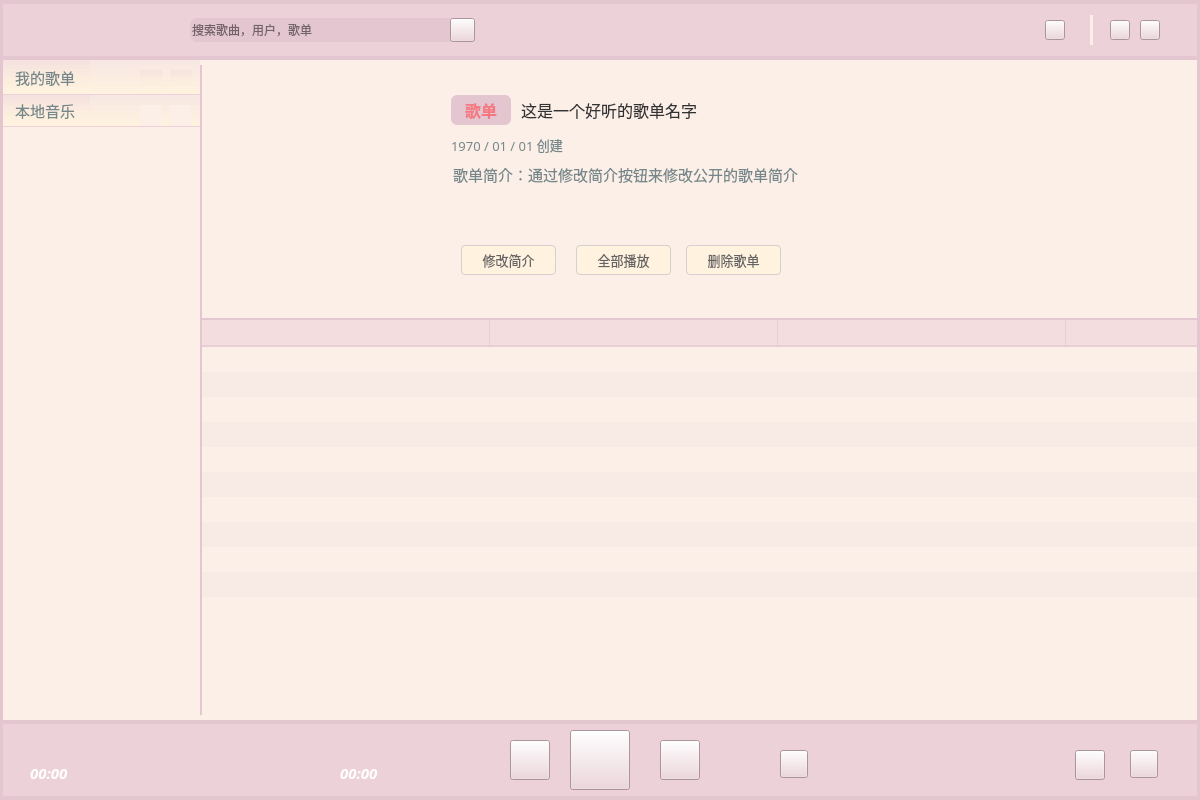
Old version of the form ui/Main.ui in the repository MyEternalMoon/PyQt_mp3Player.
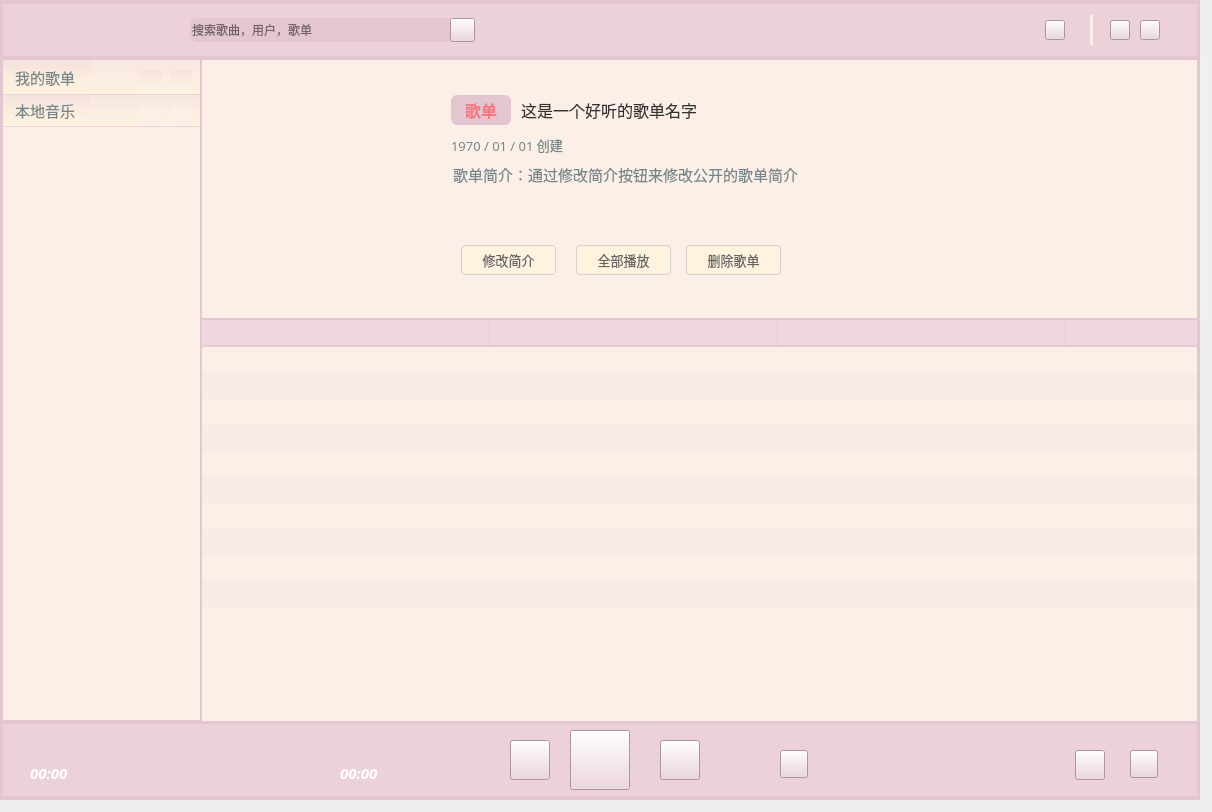
New version of the form. Icons and pictures are not drawn.

Diff of the .ui file:
```diff
--- a/ui/Main.ui
+++ b/ui/Main.ui
@@ -6,8 +6,8 @@
    <rect>
     <x>0</x>
     <y>0</y>
-    <width>1200</width>
-    <height>800</height>
+    <width>1212</width>
+    <height>812</height>
    </rect>
   </property>
   <property name="minimumSize">
@@ -28,8 +28,7 @@
   </property>
   <widget class="QWidget" name="centralwidget">
    <property name="styleSheet">
-    <string notr="true">
-background-color: rgb(252, 239, 232);</string>
+    <string notr="true"/>
    </property>
    <widget class="QWidget" name="LowerNav" native="true">
     <property name="geometry">
@@ -573,12 +572,16 @@
       <x>0</x>
       <y>60</y>
       <width>200</width>
-      <height>659</height>
+      <height>660</height>
      </rect>
     </property>
     <property name="contextMenuPolicy">
      <enum>Qt::NoContextMenu</enum>
     </property>
+    <property name="styleSheet">
+     <string notr="true">
+background-color: rgb(252, 239, 232);</string>
+    </property>
     <widget class="QListWidget" name="PlaylistWidget">
      <property name="geometry">
       <rect>
@@ -973,9 +976,9 @@
     <property name="geometry">
      <rect>
       <x>200</x>
-      <y>65</y>
+      <y>60</y>
       <width>2</width>
-      <height>650</height>
+      <height>660</height>
      </rect>
     </property>
     <property name="styleSheet">
@@ -1004,6 +1007,10 @@
     <property name="focusPolicy">
      <enum>Qt::ClickFocus</enum>
     </property>
+    <property name="styleSheet">
+     <string notr="true">
+background-color: rgb(252, 239, 232);</string>
+    </property>
     <widget class="QLabel" name="label_2">
      <property name="geometry">
       <rect>
@@ -1328,7 +1335,7 @@
       <x>202</x>
       <y>320</y>
       <width>997</width>
-      <height>397</height>
+      <height>401</height>
      </rect>
     </property>
     <property name="font">
@@ -1375,7 +1382,7 @@
 QTableWidget QHeaderView::section
 {
 
-	background-color: rgba(237, 209, 216, 150);/*qlineargradient(spread:pad, x1:0, y1:1, x2:0, y2:0, stop:0.08 rgba(252, 239, 232, 255), stop:1 rgb(228, 198, 208,30));
+	background-color: rgba(237, 209, 216, 200);/*qlineargradient(spread:pad, x1:0, y1:1, x2:0, y2:0, stop:0.08 rgba(252, 239, 232, 255), stop:1 rgb(228, 198, 208,30));
     /*color:black;*/
 	color:rgb(100,100,100);
    border:2px solid;
@@ -1588,6 +1595,38 @@
      <enum>Qt::Vertical</enum>
     </property>
    </widget>
+   <widget class="QFrame" name="frame">
+    <property name="geometry">
+     <rect>
+      <x>0</x>
+      <y>0</y>
+      <width>1212</width>
+      <height>812</height>
+     </rect>
+    </property>
+    <property name="styleSheet">
+     <string notr="true">QFrame { 
+	
+                             background-color: transparent;
+                             border-top: 5px solid qlineargradient(y0:0, y1:1,
+                                stop: 0 rgb(160, 160, 160), stop: 1 transparent);
+	
+                              border-left: 5px solid qlineargradient(x0:0, x1:1,
+                                stop: 0 rgb(160, 160, 160), stop: 1 transparent);
+                             border-bottom: 12px solid qlineargradient(y0:0, y1:1,
+                                stop: 0 transparent, stop: 1 rgba(180, 180, 180,180));
+                             border-right: 12px solid qlineargradient(x0:0, x1:1,
+                               stop:  0 transparent, stop: 1 rgba(180, 180, 180,180));
+;}</string>
+    </property>
+    <property name="frameShape">
+     <enum>QFrame::StyledPanel</enum>
+    </property>
+    <property name="frameShadow">
+     <enum>QFrame::Raised</enum>
+    </property>
+   </widget>
+   <zorder>frame</zorder>
    <zorder>LowerNav</zorder>
    <zorder>TopNav</zorder>
    <zorder>Leftnav</zorder>
```
